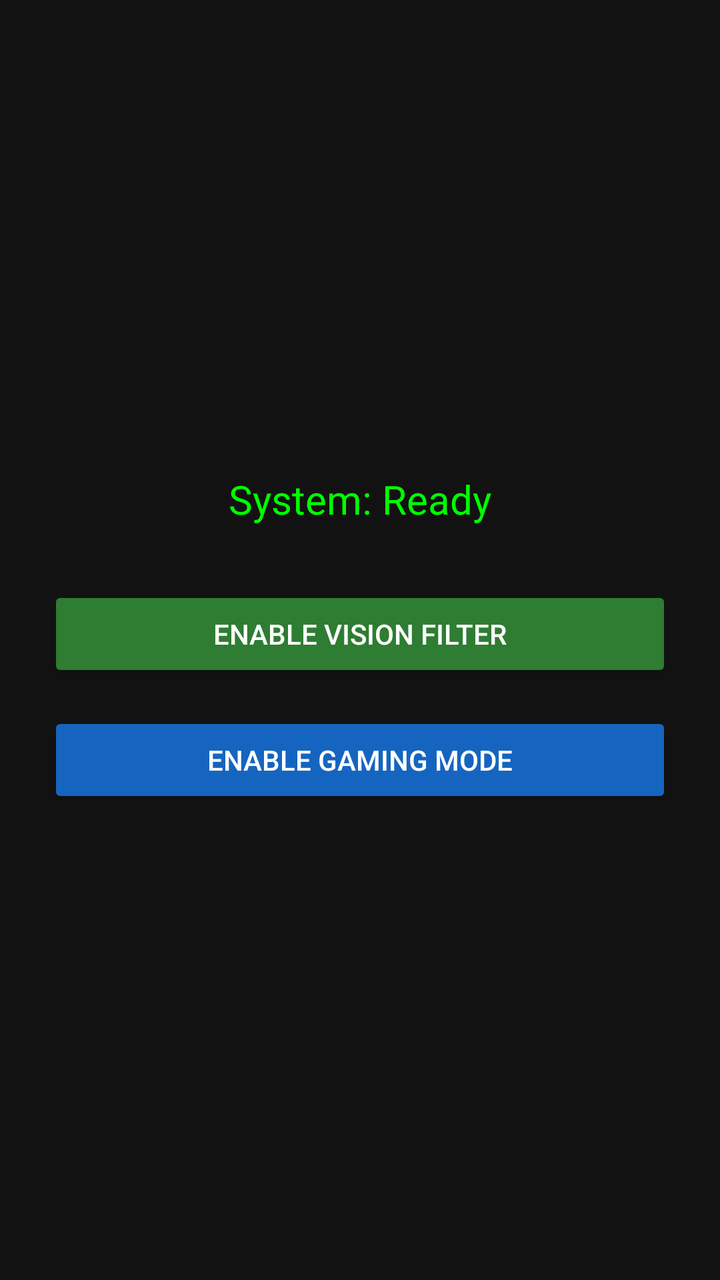
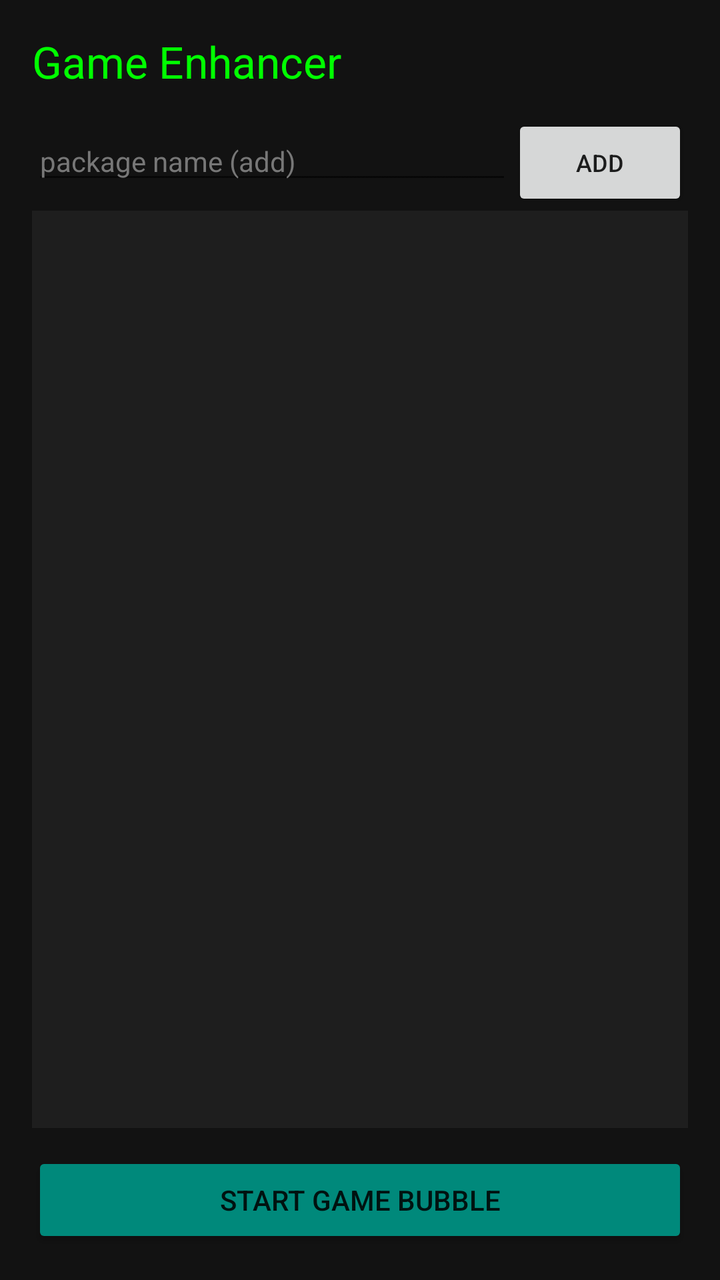

Compare the two renders of this Android layout. The source of the first and the diff that turns it into the second are given below.
<!-- AndroidManifest.xml: application theme Theme.AppCompat.DayNight.DarkActionBar -->
<!-- res/layout/activity_main.xml -->
<?xml version="1.0" encoding="utf-8"?>
<LinearLayout
    xmlns:android="http://schemas.android.com/apk/res/android"
    android:layout_width="match_parent"
    android:layout_height="match_parent"
    android:orientation="vertical"
    android:gravity="center"
    android:padding="24dp"
    android:background="#121212">

    <TextView
        android:id="@+id/status"
        android:layout_width="wrap_content"
        android:layout_height="wrap_content"
        android:text="System: Ready"
        android:textColor="#00FF00"
        android:textSize="20sp"
        android:layout_marginBottom="30dp"/>

    <Button
        android:id="@+id/visionButton"
        android:layout_width="match_parent"
        android:layout_height="wrap_content"
        android:text="Enable Vision Filter"
        android:backgroundTint="#2E7D32"
        android:textColor="#FFFFFF"
        android:layout_marginBottom="15dp"/>

    <Button
        android:id="@+id/gamingModeButton"
        android:layout_width="match_parent"
        android:layout_height="wrap_content"
        android:text="Enable Gaming Mode"
        android:backgroundTint="#1565C0"
        android:textColor="#FFFFFF"/>

</LinearLayout>
<!-- resources referenced by this layout -->
<resources>

</resources>

<!-- the commit's change to res/layout/activity_main.xml (unified diff, before → after) -->
@@ -4,34 +4,53 @@
     android:layout_width="match_parent"
     android:layout_height="match_parent"
     android:orientation="vertical"
-    android:gravity="center"
-    android:padding="24dp"
+    android:padding="16dp"
     android:background="#121212">
 
     <TextView
-        android:id="@+id/status"
         android:layout_width="wrap_content"
         android:layout_height="wrap_content"
-        android:text="System: Ready"
+        android:text="Game Enhancer"
         android:textColor="#00FF00"
-        android:textSize="20sp"
-        android:layout_marginBottom="30dp"/>
+        android:textSize="22sp"
+        android:layout_marginBottom="12dp"/>
+
+    <LinearLayout
+        android:layout_width="match_parent"
+        android:layout_height="wrap_content"
+        android:orientation="horizontal">
+
+        <EditText
+            android:id="@+id/pkgInput"
+            android:layout_width="0dp"
+            android:layout_height="wrap_content"
+            android:layout_weight="1"
+            android:hint="package name (add)"
+            android:textColor="#FFFFFF"
+            android:textColorHint="#777777"
+            android:textSize="14sp"/>
+
+        <Button
+            android:id="@+id/addBtn"
+            android:layout_width="wrap_content"
+            android:layout_height="wrap_content"
+            android:text="Add"
+            android:textSize="12sp"/>
+    </LinearLayout>
+
+    <ListView
+        android:id="@+id/gameList"
+        android:layout_width="match_parent"
+        android:layout_height="0dp"
+        android:layout_weight="1"
+        android:background="#1E1E1E"/>
 
     <Button
-        android:id="@+id/visionButton"
+        android:id="@+id/bubbleBtn"
         android:layout_width="match_parent"
         android:layout_height="wrap_content"
-        android:text="Enable Vision Filter"
-        android:backgroundTint="#2E7D32"
-        android:textColor="#FFFFFF"
-        android:layout_marginBottom="15dp"/>
-
-    <Button
-        android:id="@+id/gamingModeButton"
-        android:layout_width="match_parent"
-        android:layout_height="wrap_content"
-        android:text="Enable Gaming Mode"
-        android:backgroundTint="#1565C0"
-        android:textColor="#FFFFFF"/>
+        android:text="Start Game Bubble"
+        android:backgroundTint="#00897B"
+        android:layout_marginTop="12dp"/>
 
 </LinearLayout>
